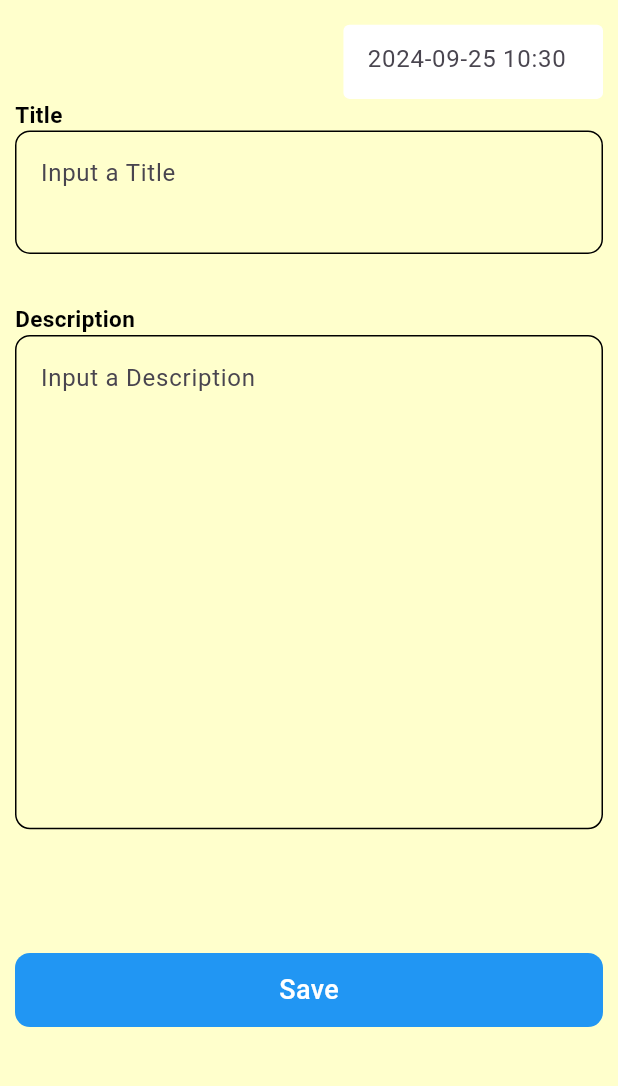
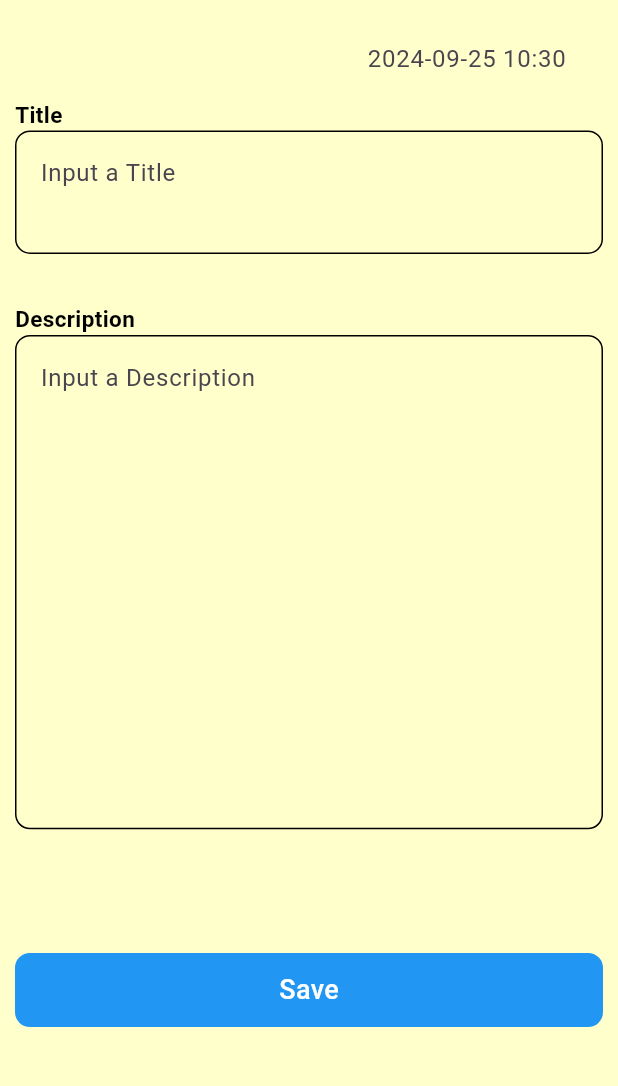
Before and after one commit to nooralom1/Note-App, a Flutter app: the AddNotes screen opened directly, on a phone screen of 412 x 824 dp, the part 84-1170 px from its top. Run offline on Flutter 3.47's test engine with Material 3 defaults, Android fonts, the phone set to English and light mode, and no system bars; our stand-ins replace cloud_firestore, firebase_core, flutter_slidable, get; accounts and stored records are empty.

Commit message:
note app

```diff
--- a/lib/view/screen/add_notes/widget/date_time_field.dart
+++ b/lib/view/screen/add_notes/widget/date_time_field.dart
@@ -18,9 +18,7 @@ class DateTimeField extends StatelessWidget {
         controller: controller,
         decoration:  InputDecoration(
             hintText: DateTime.now().toString().substring(0,16),
-            filled: true,
-            fillColor: Colors.white,
-            border: OutlineInputBorder(borderSide: BorderSide.none)),
+            border: const OutlineInputBorder(borderSide: BorderSide.none)),
       ),
     );
   }
```
